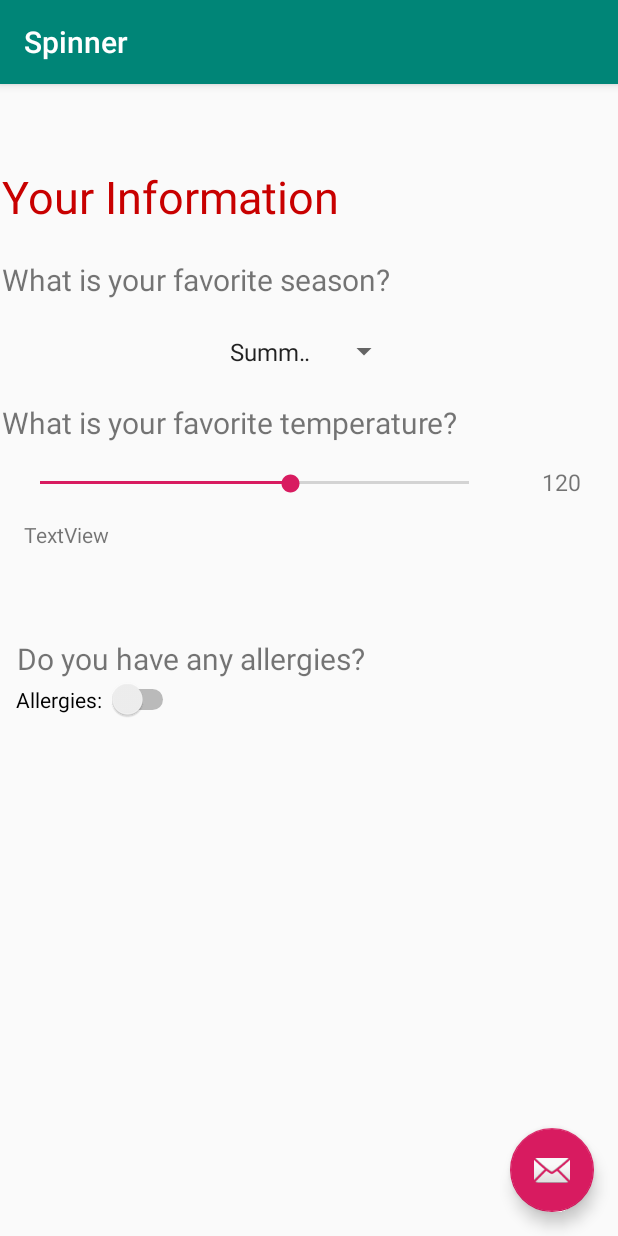
After one commit to abiancu/IntroAndroidApp, an Android app: the InformationPageActivity screen opened directly, with no data from a screen before it, on a phone screen of 412 x 824 dp. The commit adds this screen. Run offline under Robolectric (Android 15) with nearby library versions, the phone set to English and light mode, and no system bars.

Commit message:
you info activity layout

```diff
--- a/app/src/main/AndroidManifest.xml
+++ b/app/src/main/AndroidManifest.xml
@@ -12,9 +12,13 @@
         android:supportsRtl="true"
         tools:ignore="GoogleAppIndexingWarning">
         <activity
+            android:name=".InformationPageActivity"
+            android:label="@string/title_activity_spinner"
+            android:theme="@style/AppTheme.NoActionBar"></activity>
+        <activity
             android:name=".TicTacToeActivity"
             android:label="@string/title_activity_tic_tac_toe"
-            android:theme="@style/AppTheme.NoActionBar"></activity>
+            android:theme="@style/AppTheme.NoActionBar" />
         <activity
             android:name=".MyDrawing"
             android:label="@string/title_activity_my_drawing"
--- /dev/null
+++ b/app/src/main/java/com/example/introandroidapp/InformationPageActivity.java
@@ -0,0 +1,32 @@
+package com.example.introandroidapp;
+
+import android.os.Bundle;
+
+import com.google.android.material.floatingactionbutton.FloatingActionButton;
+import com.google.android.material.snackbar.Snackbar;
+
+import androidx.appcompat.app.AppCompatActivity;
+import androidx.appcompat.widget.Toolbar;
+
+import android.view.View;
+
+public class InformationPageActivity extends AppCompatActivity {
+
+    @Override
+    protected void onCreate(Bundle savedInstanceState) {
+        super.onCreate(savedInstanceState);
+        setContentView(R.layout.activity_information);
+        Toolbar toolbar = findViewById(R.id.toolbar);
+        setSupportActionBar(toolbar);
+
+        FloatingActionButton fab = findViewById(R.id.fab);
+        fab.setOnClickListener(new View.OnClickListener() {
+            @Override
+            public void onClick(View view) {
+                Snackbar.make(view, "Replace with your own action", Snackbar.LENGTH_LONG)
+                        .setAction("Action", null).show();
+            }
+        });
+    }
+
+}
--- a/app/src/main/java/com/example/introandroidapp/MainMenuActivity.java
+++ b/app/src/main/java/com/example/introandroidapp/MainMenuActivity.java
@@ -41,6 +41,14 @@ public class MainMenuActivity extends AppCompatActivity {
             }
         });
 
+        Button btnInfo = findViewById(R.id.btnInfo);
+        btnInfo.setOnClickListener(new View.OnClickListener() {
+            @Override
+            public void onClick(View v) {
+                goToInfo();
+            }
+        });
+
 
         FloatingActionButton fab = findViewById(R.id.fab);
         fab.setOnClickListener(new View.OnClickListener() {
@@ -60,6 +68,11 @@ public class MainMenuActivity extends AppCompatActivity {
 
     private void goTicTacToe(){
         Intent intent = new Intent(MainMenuActivity.this, TicTacToeActivity.class);
+        this.startActivity(intent);
+    }
+
+    private void goToInfo(){
+        Intent intent = new Intent(MainMenuActivity.this, InformationPageActivity.class);
         this.startActivity(intent);
     }
 
--- /dev/null
+++ b/app/src/main/res/layout/activity_information.xml
@@ -0,0 +1,33 @@
+<?xml version="1.0" encoding="utf-8"?>
+<androidx.coordinatorlayout.widget.CoordinatorLayout xmlns:android="http://schemas.android.com/apk/res/android"
+    xmlns:app="http://schemas.android.com/apk/res-auto"
+    xmlns:tools="http://schemas.android.com/tools"
+    android:layout_width="match_parent"
+    android:layout_height="match_parent"
+    tools:context=".InformationPageActivity">
+
+    <com.google.android.material.appbar.AppBarLayout
+        android:layout_width="match_parent"
+        android:layout_height="wrap_content"
+        android:theme="@style/AppTheme.AppBarOverlay">
+
+        <androidx.appcompat.widget.Toolbar
+            android:id="@+id/toolbar"
+            android:layout_width="match_parent"
+            android:layout_height="?attr/actionBarSize"
+            android:background="?attr/colorPrimary"
+            app:popupTheme="@style/AppTheme.PopupOverlay" />
+
+    </com.google.android.material.appbar.AppBarLayout>
+
+    <include layout="@layout/content_information" />
+
+    <com.google.android.material.floatingactionbutton.FloatingActionButton
+        android:id="@+id/fab"
+        android:layout_width="wrap_content"
+        android:layout_height="wrap_content"
+        android:layout_gravity="bottom|end"
+        android:layout_margin="@dimen/fab_margin"
+        app:srcCompat="@android:drawable/ic_dialog_email" />
+
+</androidx.coordinatorlayout.widget.CoordinatorLayout>
--- /dev/null
+++ b/app/src/main/res/layout/content_information.xml
@@ -0,0 +1,136 @@
+<?xml version="1.0" encoding="utf-8"?>
+<androidx.constraintlayout.widget.ConstraintLayout xmlns:android="http://schemas.android.com/apk/res/android"
+    xmlns:app="http://schemas.android.com/apk/res-auto"
+    xmlns:tools="http://schemas.android.com/tools"
+    android:layout_width="match_parent"
+    android:layout_height="match_parent"
+    app:layout_behavior="@string/appbar_scrolling_view_behavior"
+    tools:context=".InformationPageActivity"
+    tools:layout_editor_absoluteY="56dp"
+    tools:showIn="@layout/activity_information">
+
+
+    <TextView
+        android:id="@+id/textView"
+        android:layout_width="409dp"
+        android:layout_height="29dp"
+        android:text="@string/favTemp"
+        android:textSize="20sp"
+        app:layout_constraintBottom_toBottomOf="parent"
+        app:layout_constraintEnd_toEndOf="parent"
+        app:layout_constraintStart_toStartOf="parent"
+        app:layout_constraintTop_toTopOf="parent"
+        app:layout_constraintVertical_bias="0.287"
+
+        />
+
+    <Spinner
+        android:id="@+id/spnSeason"
+        android:layout_width="121dp"
+        android:layout_height="55dp"
+        android:entries="@array/seasons"
+        app:layout_constraintBottom_toTopOf="@+id/textView"
+        app:layout_constraintEnd_toEndOf="parent"
+        app:layout_constraintHorizontal_bias="0.5"
+        app:layout_constraintStart_toStartOf="parent"
+        app:layout_constraintTop_toBottomOf="@+id/textView3" />
+
+    <TextView
+        android:id="@+id/textView2"
+        android:layout_width="409dp"
+        android:layout_height="wrap_content"
+        android:layout_marginStart="1dp"
+        android:layout_marginTop="19dp"
+        android:layout_marginEnd="1dp"
+        android:layout_marginBottom="637dp"
+        android:text="@string/informationTitle"
+        style="@style/Titles"
+        app:layout_constraintBottom_toBottomOf="parent"
+        app:layout_constraintEnd_toEndOf="parent"
+        app:layout_constraintStart_toStartOf="parent"
+        app:layout_constraintTop_toTopOf="parent" />
+
+    <TextView
+        android:id="@+id/textView3"
+        android:layout_width="409dp"
+        android:layout_height="wrap_content"
+        android:layout_marginStart="1dp"
+        android:layout_marginTop="74dp"
+        android:layout_marginEnd="1dp"
+        android:layout_marginBottom="582dp"
+        android:text="@string/favSeason"
+        android:textSize="20sp"
+        app:layout_constraintBottom_toBottomOf="parent"
+        app:layout_constraintEnd_toEndOf="parent"
+        app:layout_constraintStart_toStartOf="parent"
+        app:layout_constraintTop_toTopOf="parent" />
+
+    <SeekBar
+        android:id="@+id/skbTemp"
+        android:layout_width="318dp"
+        android:layout_height="17dp"
+        android:layout_below="@id/textView3"
+        android:layout_alighnParentRight="true"
+        android:layout_alighnParentleft="true"
+        android:max="120"
+        android:progress="70"
+        app:layout_constraintBottom_toBottomOf="parent"
+        app:layout_constraintEnd_toEndOf="parent"
+        app:layout_constraintHorizontal_bias="0.116"
+        app:layout_constraintStart_toStartOf="parent"
+        app:layout_constraintTop_toTopOf="parent"
+        app:layout_constraintVertical_bias="0.343"
+        />
+
+    <TextView
+        android:id="@+id/textView4"
+        android:layout_width="42dp"
+        android:layout_height="23dp"
+        android:text="120"
+        android:textSize="15sp"
+        app:layout_constraintBottom_toBottomOf="parent"
+        app:layout_constraintEnd_toEndOf="parent"
+        app:layout_constraintHorizontal_bias="0.787"
+        app:layout_constraintStart_toEndOf="@+id/skbTemp"
+        app:layout_constraintTop_toBottomOf="@+id/textView"
+        app:layout_constraintVertical_bias="0.027" />
+
+    <TextView
+        android:id="@+id/lblSeekValue"
+        android:layout_width="wrap_content"
+        android:layout_height="wrap_content"
+        android:text="TextView"
+        app:layout_constraintBottom_toBottomOf="parent"
+        app:layout_constraintEnd_toEndOf="parent"
+        app:layout_constraintHorizontal_bias="0.045"
+        app:layout_constraintStart_toStartOf="parent"
+        app:layout_constraintTop_toBottomOf="@+id/textView"
+        app:layout_constraintVertical_bias="0.097" />
+
+    <TextView
+        android:id="@+id/textView6"
+        android:layout_width="wrap_content"
+        android:layout_height="wrap_content"
+        android:text="@string/allergies"
+        android:textSize="20sp"
+        app:layout_constraintBottom_toTopOf="@+id/swchAllergy"
+        app:layout_constraintEnd_toEndOf="parent"
+        app:layout_constraintHorizontal_bias="0.063"
+        app:layout_constraintStart_toStartOf="parent"
+        app:layout_constraintTop_toBottomOf="@+id/lblSeekValue"
+        app:layout_constraintVertical_bias="1.0" />
+
+    <Switch
+        android:id="@+id/swchAllergy"
+        android:layout_width="wrap_content"
+        android:layout_height="wrap_content"
+        android:text="Allergies: "
+        android:textOff="no"
+        android:textYes="yes"
+        app:layout_constraintBottom_toBottomOf="parent"
+        app:layout_constraintEnd_toEndOf="parent"
+        app:layout_constraintHorizontal_bias="0.035"
+        app:layout_constraintStart_toStartOf="parent"
+        app:layout_constraintTop_toBottomOf="@+id/textView"
+        app:layout_constraintVertical_bias="0.311" />
+</androidx.constraintlayout.widget.ConstraintLayout>
--- a/app/src/main/res/values/strings.xml
+++ b/app/src/main/res/values/strings.xml
@@ -29,8 +29,23 @@
     </string-array>
     <string name="themeOption">Chose your theme</string>
     <string name="title_activity_tic_tac_toe">TicTacToeActivity</string>
-<!--    FOR TIC-TAC-TOE-->
-<string name="message_label">Player X\'s turn</string>
+    <!--    FOR TIC-TAC-TOE-->
+    <string name="message_label">Player X\'s turn</string>
     <string name="new_game_button">New Game</string>
+    <string name="title_activity_spinner">Spinner</string>
+
+
+    <string  name="informationTitle">Your Information</string>
+    <string  name="favSeason">What is your favorite season?</string>
+    <string  name="favTemp">What is your favorite temperature?</string>
+    <string  name="allergies">Do you have any allergies?</string>
+
+    <!-- Options for the SPINNERS -->
+    <string-array name="seasons">
+        <item>Summer</item>
+        <item>Fall</item>
+        <item>Winter</item>
+        <item>Spring</item>
+    </string-array>
 
 </resources>
--- a/app/src/main/res/values/styles.xml
+++ b/app/src/main/res/values/styles.xml
@@ -78,7 +78,7 @@
         <item name="background">@color/actionbar_bg_wh</item>
     </style>
 
-<!--    FOR TIC-TAC-TOE -->
+    <!--    FOR TIC-TAC-TOE -->
     <style name="TextView">
         <item name="android:textSize">40sp</item>
         <item name="android:textStyle">bold</item>
```
